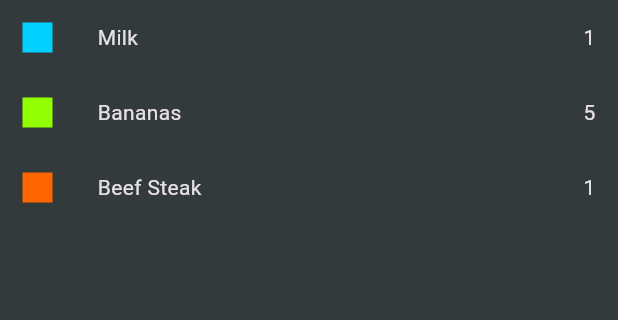
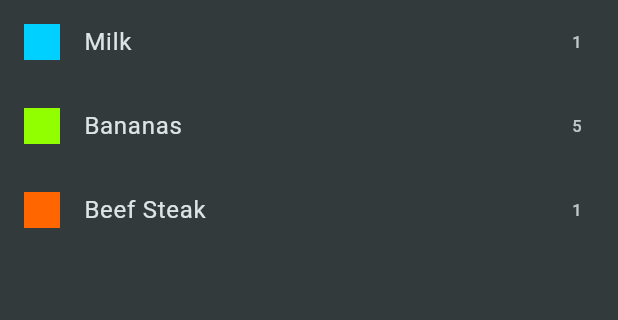
Before and after one commit to QuantumSams/udemy_flutter_shopping_list, a Flutter app: the screen it shows after launch, on a phone screen of 412 x 824 dp, the part 84-404 px from its top. Run offline on Flutter 3.47's test engine with Material 3 defaults, Android fonts, the phone set to English and light mode, and no system bars.

Commit message:
Copy udemy's solution code to match witt future lessons

```diff
--- a/lib/data/categories.dart
+++ b/lib/data/categories.dart
@@ -1,5 +1,5 @@
+import 'package:flutter/material.dart';
 
-import 'package:flutter/material.dart';
 import 'package:shopping_list/models/category.dart';
 
 const categories = {
--- a/lib/main.dart
+++ b/lib/main.dart
@@ -1,5 +1,6 @@
 import 'package:flutter/material.dart';
-import './screens/grocery_screen.dart';
+
+import 'package:shopping_list/widgets/grocery_list.dart';
 
 void main() {
   runApp(const MyApp());
@@ -14,6 +15,7 @@ class MyApp extends StatelessWidget {
     return MaterialApp(
       title: 'Flutter Groceries',
       theme: ThemeData.dark().copyWith(
+        useMaterial3: true,
         colorScheme: ColorScheme.fromSeed(
           seedColor: const Color.fromARGB(255, 147, 229, 250),
           brightness: Brightness.dark,
@@ -21,7 +23,7 @@ class MyApp extends StatelessWidget {
         ),
         scaffoldBackgroundColor: const Color.fromARGB(255, 50, 58, 60),
       ),
-      home: const GroceryScreen(),
+      home: const GroceryList(),
     );
   }
 }
--- a/lib/models/category.dart
+++ b/lib/models/category.dart
@@ -14,7 +14,8 @@ enum Categories {
 }
 
 class Category {
-  const Category(this.categoryName, this.categoryColor);
-  final String categoryName;
-  final Color categoryColor;
+  const Category(this.title, this.color);
+
+  final String title;
+  final Color color;
 }
--- a/lib/models/grocery_item.dart
+++ b/lib/models/grocery_item.dart
@@ -1,11 +1,12 @@
-import '../models/category.dart';
+import 'package:shopping_list/models/category.dart';
 
 class GroceryItem {
-  const GroceryItem(
-      {required this.id,
-      required this.name,
-      required this.quantity,
-      required this.category});
+  const GroceryItem({
+    required this.id,
+    required this.name,
+    required this.quantity,
+    required this.category,
+  });
 
   final String id;
   final String name;
--- a/lib/screens/grocery_screen.dart
+++ /dev/null
@@ -1,21 +0,0 @@
-import 'package:flutter/material.dart';
-import '../widget/grocery_single_list_item.dart';
-import '../data/dummy_items.dart';
-
-class GroceryScreen extends StatelessWidget {
-  const GroceryScreen({super.key});
-
-  @override
-  Widget build(BuildContext context) {
-    return Scaffold(
-      appBar: AppBar(
-        title: const Text("Your Groceries"),
-      ),
-      body: ListView.builder(
-          padding: const EdgeInsets.symmetric(horizontal: 15),
-          itemCount: groceryItems.length,
-          itemBuilder: (BuildContext context, int index) =>
-              GrocerySingleListItem(grosery: groceryItems[index])),
-    );
-  }
-}
--- a/lib/widget/grocery_single_list_item.dart
+++ /dev/null
@@ -1,29 +0,0 @@
-import 'package:flutter/material.dart';
-import 'package:shopping_list/models/grocery_item.dart';
-
-class GrocerySingleListItem extends StatelessWidget {
-  const GrocerySingleListItem({super.key, required this.grosery});
-  final GroceryItem grosery;
-
-  @override
-  Widget build(BuildContext context) {
-    return Container(
-      margin: const EdgeInsets.symmetric(vertical: 15),
-      child: Row(
-        children: [
-          SizedBox(
-            width: 20,
-            height: 20,
-            child: DecoratedBox(
-              decoration: BoxDecoration(color: grosery.category.categoryColor),
-            ),
-          ),
-          const SizedBox(width: 30),
-          Text(grosery.name),
-          const Spacer(),
-          Text(grosery.quantity.toString()),
-        ],
-      ),
-    );
-  }
-}
--- /dev/null
+++ b/lib/widgets/grocery_list.dart
@@ -0,0 +1,30 @@
+import 'package:flutter/material.dart';
+
+import 'package:shopping_list/data/dummy_items.dart';
+
+class GroceryList extends StatelessWidget {
+  const GroceryList({super.key});
+
+  @override
+  Widget build(BuildContext context) {
+    return Scaffold(
+      appBar: AppBar(
+        title: const Text('Your Groceries'),
+      ),
+      body: ListView.builder(
+        itemCount: groceryItems.length,
+        itemBuilder: (ctx, index) => ListTile(
+          title: Text(groceryItems[index].name),
+          leading: Container(
+            width: 24,
+            height: 24,
+            color: groceryItems[index].category.color,
+          ),
+          trailing: Text(
+            groceryItems[index].quantity.toString(),
+          ),
+        ),
+      ),
+    );
+  }
+}
--- a/pubspec.yaml
+++ b/pubspec.yaml
@@ -1,5 +1,5 @@
 name: shopping_list
-description: "A new Flutter project."
+description: A new Flutter project.
 # The following line prevents the package from being accidentally published to
 # pub.dev using `flutter pub publish`. This is preferred for private packages.
 publish_to: 'none' # Remove this line if you wish to publish to pub.dev
@@ -19,7 +19,7 @@ publish_to: 'none' # Remove this line if you wish to publish to pub.dev
 version: 1.0.0+1
 
 environment:
-  sdk: '>=3.2.1 <4.0.0'
+  sdk: '>=2.19.2 <3.0.0'
 
 # Dependencies specify other packages that your package needs in order to work.
 # To automatically upgrade your package dependencies to the latest versions
```
Also changed, not shown: lib/data/dummy_items.dart (+3 -4 lines), pubspec.lock.
